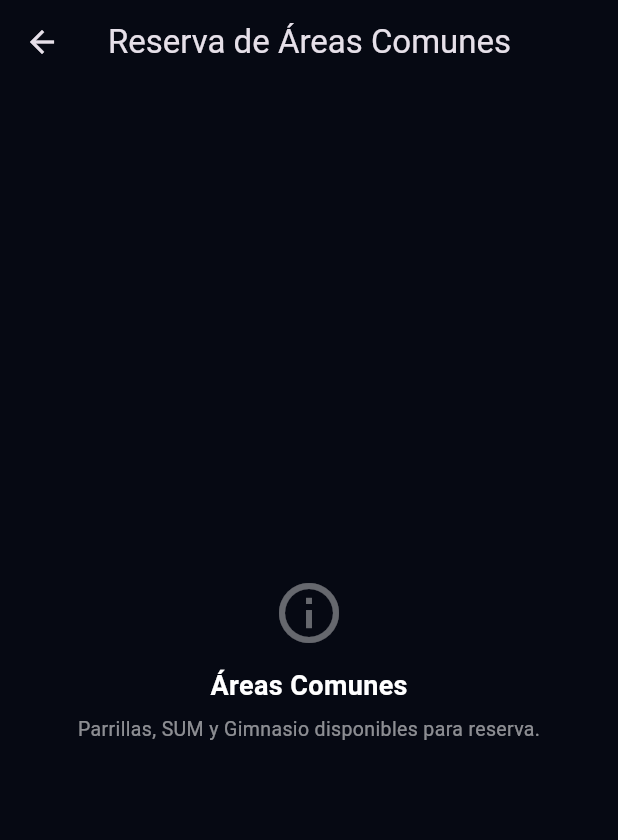
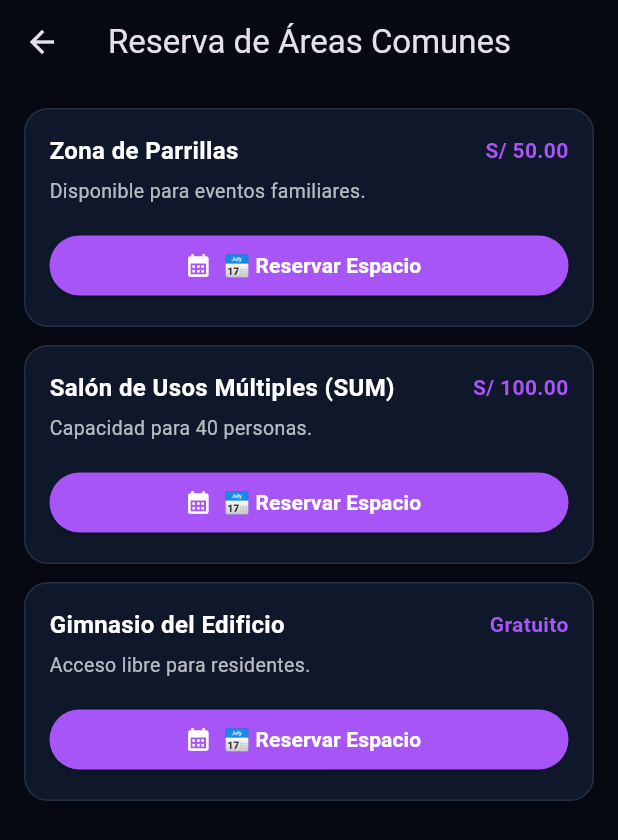
Before and after one commit to KristianBlink182/webinapp, a Flutter app: the DashboardScreen screen opened directly with empty values, item 4 of the bottom bar chosen, after a tap on "Reserva de Áreas Comunes", on a phone screen of 412 x 824 dp. Shown: the top 840 px of the screen. Run offline on Flutter 3.47's test engine with Material 3 defaults, Android fonts, the phone set to English and light mode, and no system bars; our stand-ins replace shared_preferences; accounts and stored records are empty; network calls fail.

Commit message:
Full width balance card, interactive common area reservations and marketplace photo forms

```diff
--- a/public/mobile_app/lib/screens/dashboard_screen.dart
+++ b/public/mobile_app/lib/screens/dashboard_screen.dart
@@ -141,7 +141,7 @@ class _DashboardScreenState extends State<DashboardScreen> {
       child: Column(
         crossAxisAlignment: CrossAxisAlignment.start,
         children: [
-          // 1. Tarjeta Bienvenida
+          // 1. Tarjeta Bienvenida + Atajo Siri
           Container(
             padding: const EdgeInsets.all(20),
             decoration: BoxDecoration(
@@ -180,8 +180,9 @@ class _DashboardScreenState extends State<DashboardScreen> {
           ),
           const SizedBox(height: 16),
 
-          // 2. Tarjeta Estado de Cuenta
+          // 2. Tarjeta Estado de Cuenta (Ancho Completo)
           Container(
+            width: double.infinity,
             padding: const EdgeInsets.all(20),
             decoration: BoxDecoration(
               gradient: const LinearGradient(colors: [Color(0xFF7C3AED), Color(0xFF4C1D95)]),
@@ -200,28 +201,7 @@ class _DashboardScreenState extends State<DashboardScreen> {
           ),
           const SizedBox(height: 16),
 
-          // 3. Tarjeta Último Comunicado
-          Container(
-            padding: const EdgeInsets.all(20),
-            decoration: BoxDecoration(
-              color: const Color(0xFF064E3B).withOpacity(0.5),
-              borderRadius: BorderRadius.circular(16),
-              border: Border.all(color: const Color(0xFF10B981).withOpacity(0.3)),
-            ),
-            child: Column(
-              crossAxisAlignment: CrossAxisAlignment.start,
-              children: const [
-                Text('ÚLTIMO COMUNICADO', style: TextStyle(color: Colors.white70, fontSize: 11, fontWeight: FontWeight.bold)),
-                SizedBox(height: 6),
-                Text('Sin comunicados', style: TextStyle(color: Colors.white, fontSize: 18, fontWeight: FontWeight.bold)),
-                SizedBox(height: 4),
-                Text('No hay novedades por el momento.', style: TextStyle(color: Colors.white60, fontSize: 13)),
-              ],
-            ),
-          ),
-          const SizedBox(height: 16),
-
-          // 4. Botón SOS de Pánico
+          // 3. Botón SOS de Pánico
           Container(
             padding: const EdgeInsets.all(16),
             decoration: BoxDecoration(
@@ -255,7 +235,7 @@ class _DashboardScreenState extends State<DashboardScreen> {
           ),
           const SizedBox(height: 20),
 
-          // 5. Servicios del Condominio (Grid de 4 Tarjetas Nativas)
+          // 4. Servicios del Condominio (Grid de 4 Tarjetas Nativas)
           const Text('SERVICIOS DEL CONDOMINIO', style: TextStyle(color: Colors.white70, fontSize: 12, fontWeight: FontWeight.bold, letterSpacing: 1)),
           const SizedBox(height: 12),
 
--- a/public/mobile_app/lib/screens/detalle_screens.dart
+++ b/public/mobile_app/lib/screens/detalle_screens.dart
@@ -9,7 +9,9 @@ class InvitadosListScreen extends StatefulWidget {
 }
 
 class _InvitadosListScreenState extends State<InvitadosListScreen> {
-  List<dynamic> _items = []; bool _isLoading = true;
+  List<dynamic> _items = [];
+  bool _isLoading = true;
+
   @override void initState() { super.initState(); _cargar(); }
 
   void _cargar() async {
@@ -29,9 +31,13 @@ class _InvitadosListScreenState extends State<InvitadosListScreen> {
           mainAxisSize: MainAxisSize.min,
           crossAxisAlignment: CrossAxisAlignment.start,
           children: [
-            TextField(controller: _nCtrl, style: const TextStyle(color: Colors.white), decoration: const InputDecoration(hintText: 'Nombre del visitante', hintStyle: TextStyle(color: Colors.white30))),
-            const SizedBox(height: 8),
-            TextField(controller: _dCtrl, style: const TextStyle(color: Colors.white), decoration: const InputDecoration(hintText: 'DNI / Documento', hintStyle: TextStyle(color: Colors.white30))),
+            const Text('Nombre del visitante', style: TextStyle(color: Colors.white70, fontSize: 12)),
+            const SizedBox(height: 4),
+            TextField(controller: _nCtrl, style: const TextStyle(color: Colors.white), decoration: const InputDecoration(filled: true, fillColor: Color(0xFF1E293B), hintText: 'Ej: Juan Pérez', hintStyle: TextStyle(color: Colors.white30))),
+            const SizedBox(height: 12),
+            const Text('DNI / Documento', style: TextStyle(color: Colors.white70, fontSize: 12)),
+            const SizedBox(height: 4),
+            TextField(controller: _dCtrl, style: const TextStyle(color: Colors.white), decoration: const InputDecoration(filled: true, fillColor: Color(0xFF1E293B), hintText: 'Ej: 78945612', hintStyle: TextStyle(color: Colors.white30))),
           ],
         ),
         actions: [
@@ -99,7 +105,7 @@ class _InvitadosListScreenState extends State<InvitadosListScreen> {
   }
 }
 
-// 2. MARKETPLACE VECINAL
+// 2. MARKETPLACE VECINAL (CON REGISTRO DE PRODUCTOS)
 class MarketplaceListScreen extends StatefulWidget {
   final String token;
   const MarketplaceListScreen({Key? key, required this.token}) : super(key: key);
@@ -107,7 +113,9 @@ class MarketplaceListScreen extends StatefulWidget {
 }
 
 class _MarketplaceListScreenState extends State<MarketplaceListScreen> {
-  List<dynamic> _items = []; bool _isLoading = true;
+  List<dynamic> _items = [];
+  bool _isLoading = true;
+
   @override void initState() { super.initState(); _cargar(); }
 
   void _cargar() async {
@@ -199,7 +207,7 @@ class _MarketplaceListScreenState extends State<MarketplaceListScreen> {
   }
 }
 
-// 3. VOTACIONES
+// 3. VOTACIONES & ACUERDOS
 class VotacionesListScreen extends StatefulWidget {
   final String token;
   const VotacionesListScreen({Key? key, required this.token}) : super(key: key);
@@ -248,7 +256,7 @@ class _VotacionesListScreenState extends State<VotacionesListScreen> {
   }
 }
 
-// 4. DOCUMENTOS
+// 4. BIBLIOTECA DE DOCUMENTOS
 class DocumentosListScreen extends StatefulWidget {
   final String token;
   const DocumentosListScreen({Key? key, required this.token}) : super(key: key);
@@ -570,16 +578,88 @@ class CamaraScreen extends StatelessWidget {
   }
 }
 
-// 9. ÁREAS COMUNES
-class AreasComunesListScreen extends StatelessWidget {
+// 9. ÁREAS COMUNES CON FORMULARIO INTERACTIVO DE RESERVA
+class AreasComunesListScreen extends StatefulWidget {
   final String token;
   const AreasComunesListScreen({Key? key, required this.token}) : super(key: key);
+  @override _AreasComunesListScreenState createState() => _AreasComunesListScreenState();
+}
+
+class _AreasComunesListScreenState extends State<AreasComunesListScreen> {
+  void _modalReservar(String nombreArea) {
+    showDialog(
+      context: context,
+      builder: (ctx) => AlertDialog(
+        backgroundColor: const Color(0xFF0F172A),
+        title: Text('📅 Reservar $nombreArea', style: const TextStyle(color: Colors.white, fontSize: 18, fontWeight: FontWeight.bold)),
+        content: const Column(
+          mainAxisSize: MainAxisSize.min,
+          crossAxisAlignment: CrossAxisAlignment.start,
+          children: [
+            Text('Seleccione la fecha y turno deseado. La reserva se enviará a la administración para su aprobación.', style: TextStyle(color: Colors.white70, fontSize: 13)),
+          ],
+        ),
+        actions: [
+          TextButton(onPressed: () => Navigator.pop(ctx), child: const Text('Cancelar', style: TextStyle(color: Colors.white54))),
+          ElevatedButton(
+            style: ElevatedButton.styleFrom(backgroundColor: const Color(0xFFA855F7)),
+            onPressed: () {
+              Navigator.pop(ctx);
+              ScaffoldMessenger.of(context).showSnackBar(const SnackBar(backgroundColor: Colors.green, content: Text('Solicitud de reserva enviada a la administración.')));
+            },
+            child: const Text('Confirmar Reserva'),
+          )
+        ],
+      ),
+    );
+  }
+
   @override
   Widget build(BuildContext context) {
     return Scaffold(
       backgroundColor: const Color(0xFF060913),
       appBar: AppBar(backgroundColor: const Color(0xFF060913), title: const Text('Reserva de Áreas Comunes')),
-      body: _buildVacio('Áreas Comunes', 'Parrillas, SUM y Gimnasio disponibles para reserva.'),
+      body: ListView(
+        padding: const EdgeInsets.all(16),
+        children: [
+          _buildAreaCard('Zona de Parrillas', 'Disponible para eventos familiares.', 'S/ 50.00'),
+          const SizedBox(height: 12),
+          _buildAreaCard('Salón de Usos Múltiples (SUM)', 'Capacidad para 40 personas.', 'S/ 100.00'),
+          const SizedBox(height: 12),
+          _buildAreaCard('Gimnasio del Edificio', 'Acceso libre para residentes.', 'Gratuito'),
+        ],
+      ),
+    );
+  }
+
+  Widget _buildAreaCard(String nombre, String desc, String precio) {
+    return Container(
+      padding: const EdgeInsets.all(16),
+      decoration: BoxDecoration(color: const Color(0xFF0F172A), borderRadius: BorderRadius.circular(16), border: Border.all(color: Colors.white10)),
+      child: Column(
+        crossAxisAlignment: CrossAxisAlignment.start,
+        children: [
+          Row(
+            mainAxisAlignment: MainAxisAlignment.spaceBetween,
+            children: [
+              Text(nombre, style: const TextStyle(color: Colors.white, fontWeight: FontWeight.bold, fontSize: 16)),
+              Text(precio, style: const TextStyle(color: Color(0xFFA855F7), fontWeight: FontWeight.bold, fontSize: 14)),
+            ],
+          ),
+          const SizedBox(height: 6),
+          Text(desc, style: const TextStyle(color: Colors.white70, fontSize: 13)),
+          const SizedBox(height: 16),
+          SizedBox(
+            width: double.infinity,
+            child: ElevatedButton.icon(
+              onPressed: () => _modalReservar(nombre),
+              style: ElevatedButton.styleFrom(backgroundColor: const Color(0xFFA855F7)),
+              icon: const Icon(Icons.calendar_month, color: Colors.white, size: 18),
+              label: const Text('📅 Reservar Espacio', style: TextStyle(color: Colors.white, fontWeight: FontWeight.bold)),
+            ),
+          )
+        ],
+      ),
     );
   }
 }
```
